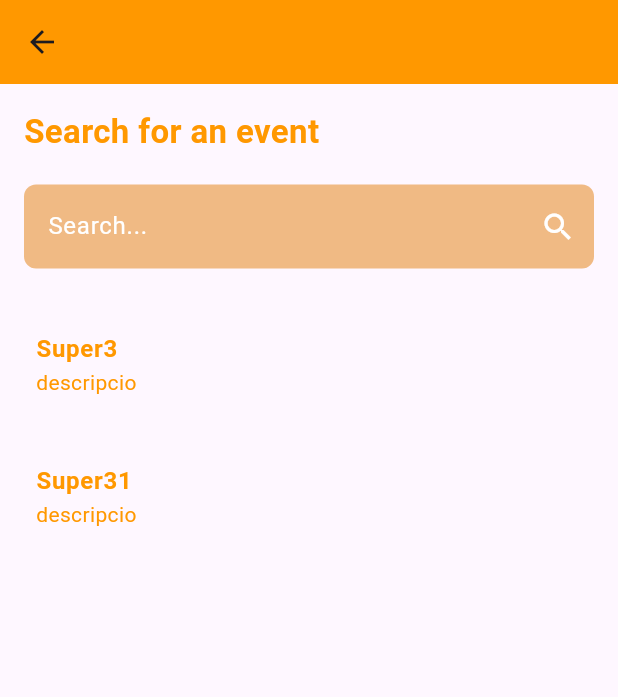
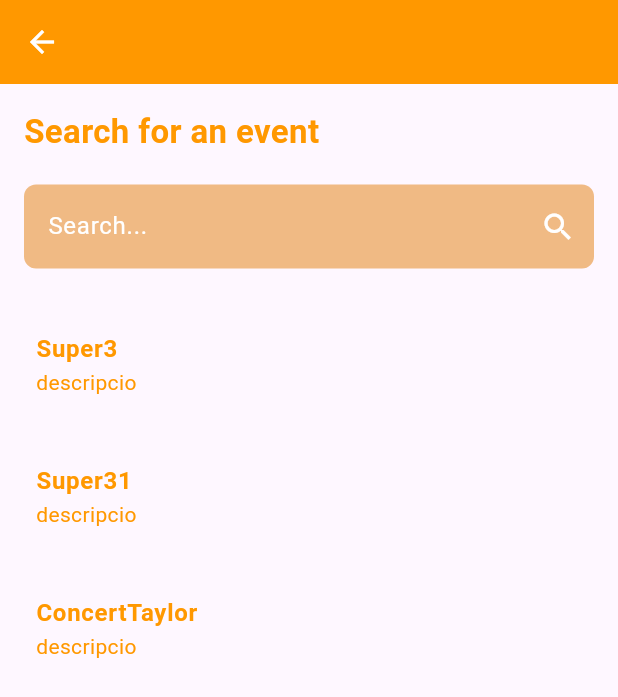
Before and after one commit to pes2324q2-gei-upc/CulturApp, a Flutter app: the SearchMyActivities screen opened by its route, on a phone screen of 412 x 824 dp. Shown: the top 697 px of the screen. Run offline on Flutter 3.47's test engine with Material 3 defaults, Android fonts, the phone set to English and light mode, and no system bars; our stand-ins replace cloud_firestore, firebase_auth, firebase_core, google_maps_flutter, google_nav_bar, hive and 1 more; accounts and stored records are empty.

Commit message:
cercador funciona

```diff
--- a/culturapp/lib/presentacio/screens/search_my_activities.dart
+++ b/culturapp/lib/presentacio/screens/search_my_activities.dart
@@ -41,6 +41,21 @@ class _SearchMyActivitiesState extends State<SearchMyActivities> {
         preu: "preu",
         comarca: "comarca",
         horari: "horari"),
+    Actividad(
+        name: "ConcertTaylor",
+        code: "AACC",
+        categoria: "concert",
+        latitud: 2.0,
+        longitud: 3.0,
+        imageUrl: "imatge url",
+        descripcio: "descripcio",
+        dataInici: "dataInici",
+        dataFi: "dataFi",
+        ubicacio: "ubicacio",
+        urlEntrades: Uri(),
+        preu: "preu",
+        comarca: "comarca",
+        horari: "horari"),
   ];
 
   //creant la llista que farem display i aplicarem els seus filtres:
@@ -48,46 +63,58 @@ class _SearchMyActivitiesState extends State<SearchMyActivities> {
 
   void updateList(String value) {
     //funcio on es filtrarà la nostra llista
+    setState(
+      () {
+        display_list = my_activities_list
+            .where((element) =>
+                element.name!.toLowerCase().contains(value.toLowerCase()))
+            .toList();
+      },
+    );
   }
 
   @override
   Widget build(BuildContext context) {
     return Scaffold(
         appBar: AppBar(
+          iconTheme: const IconThemeData(
+            color: Colors.white,
+          ),
           backgroundColor: Colors.orange,
         ),
         body: Padding(
-          padding: EdgeInsets.all(16),
+          padding: const EdgeInsets.all(16),
           child: Column(
               mainAxisAlignment: MainAxisAlignment.start,
               crossAxisAlignment: CrossAxisAlignment.start,
               children: [
-                Text("Search for an event",
+                const Text("Search for an event",
                     style: TextStyle(
                       color: Colors.orange,
                       fontSize: 22.0,
                       fontWeight: FontWeight.bold,
                     )),
-                SizedBox(
+                const SizedBox(
                   height: 20.0,
                 ),
                 TextField(
+                  onChanged: (value) => updateList(value),
                   cursorColor: Colors.white,
-                  style: TextStyle(
+                  style: const TextStyle(
                     color: Colors.white,
                   ),
                   decoration: InputDecoration(
                     filled: true,
-                    fillColor: Color.fromRGBO(240, 186, 132, 1),
+                    fillColor: const Color.fromRGBO(240, 186, 132, 1),
                     border: OutlineInputBorder(
                       borderRadius: BorderRadius.circular(8.0),
                       borderSide: BorderSide.none,
                     ),
                     hintText: "Search...",
-                    hintStyle: TextStyle(
+                    hintStyle: const TextStyle(
                       color: Colors.white,
                     ),
-                    suffixIcon: Icon(Icons.search),
+                    suffixIcon: const Icon(Icons.search),
                     suffixIconColor: Colors.white,
                   ),
                 ),
@@ -98,14 +125,14 @@ class _SearchMyActivitiesState extends State<SearchMyActivities> {
                   child: ListView.builder(
                       itemCount: display_list.length,
                       itemBuilder: (context, index) => ListTile(
-                            contentPadding: EdgeInsets.all(8.0),
+                            contentPadding: const EdgeInsets.all(8.0),
                             title: Text(display_list[index].name,
-                                style: TextStyle(
+                                style: const TextStyle(
                                   color: Colors.orange,
                                   fontWeight: FontWeight.bold,
                                 )),
                             subtitle: Text(display_list[index].descripcio,
-                                style: TextStyle(color: Colors.orange)),
+                                style: const TextStyle(color: Colors.orange)),
                           )),
                 )
               ]),
```
